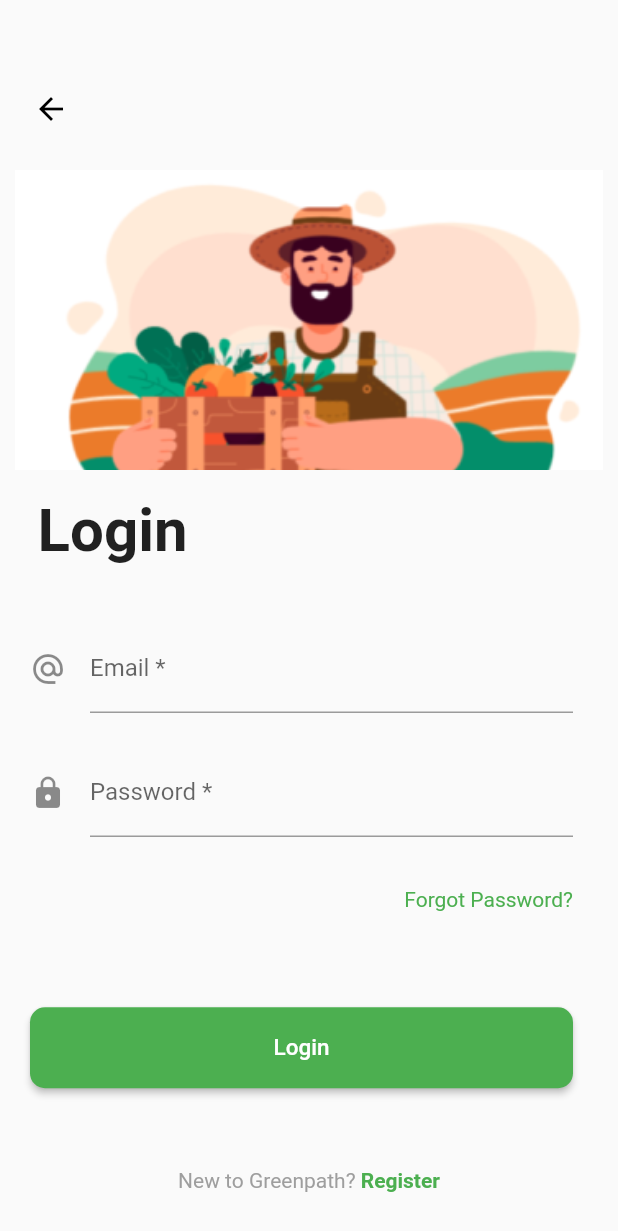
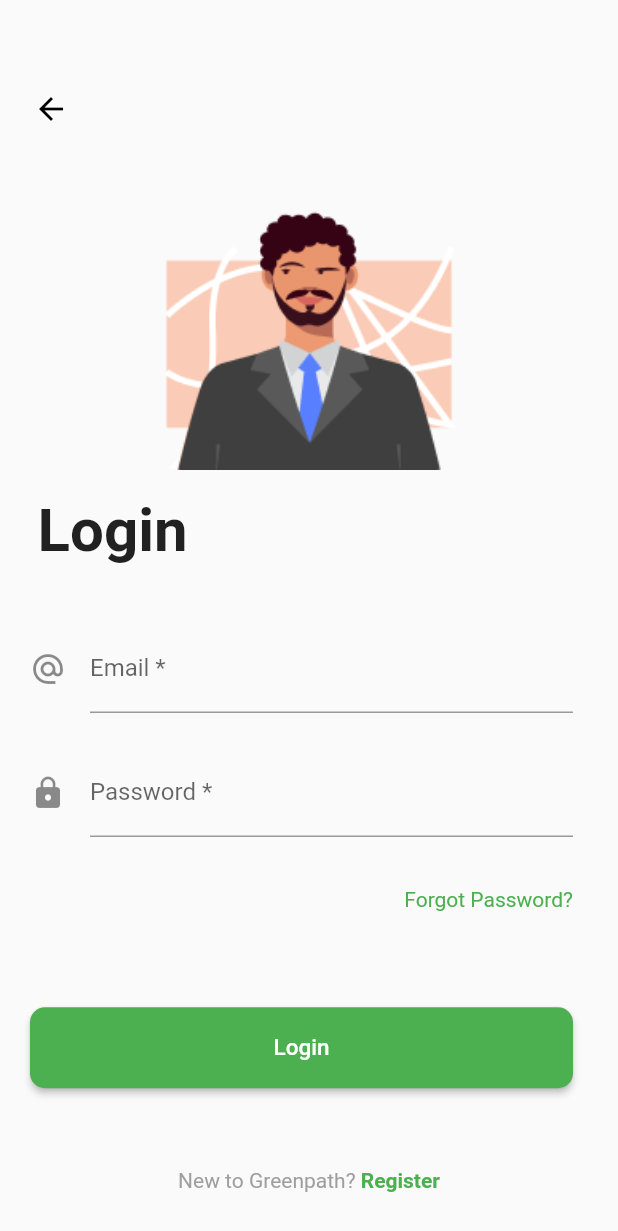
Before and after one commit to thushaltk/UOK-greenpath-project-20, a Flutter app: the screen it shows after launch, on a phone screen of 412 x 824 dp. Shown: the top 1231 px of the screen. Run offline on Flutter 3.47's test engine with Material 2 defaults, Android fonts, the light colour scheme and no system bars.

Commit message:
added: login investor screen

```diff
--- a/lib/main.dart
+++ b/lib/main.dart
@@ -1,6 +1,7 @@
 import 'package:flutter/material.dart';
 import 'package:greenpath_20/screens/get-started-screen.dart';
 import 'package:greenpath_20/screens/login-farmer-screen.dart';
+import 'package:greenpath_20/screens/login-investor-screen.dart';
 import 'package:greenpath_20/screens/login-selection-screen.dart';
 
 void main() {
@@ -33,7 +34,7 @@
       ),
       debugShowCheckedModeBanner: false,
       title: 'Greenpath v1.0',
-      home: LoginFarmerScreen()
+      home: LoginInvestorScreen()
     );
   }
 }
--- /dev/null
+++ b/lib/screens/login-investor-screen.dart
@@ -0,0 +1,176 @@
+import 'package:flutter/src/foundation/key.dart';
+import 'package:flutter/src/widgets/framework.dart';
+import 'package:flutter/material.dart';
+
+class LoginInvestorScreen extends StatefulWidget {
+  const LoginInvestorScreen({Key? key}) : super(key: key);
+
+  @override
+  State<LoginInvestorScreen> createState() => _LoginInvestorScreenState();
+}
+
+class _LoginInvestorScreenState extends State<LoginInvestorScreen> {
+  late FocusNode myNode;
+  TextEditingController emailController = TextEditingController();
+  TextEditingController passwordController = TextEditingController();
+
+  @override
+  void initState() {
+    super.initState();
+    myNode = new FocusNode();
+  }
+
+  @override
+  void dispose() {
+    myNode.dispose();
+    super.dispose();
+  }
+
+  @override
+  Widget build(BuildContext context) {
+    return Scaffold(
+        body: Container(
+      alignment: Alignment.center,
+      width: double.infinity,
+      height: double.infinity,
+      child: Column(
+        mainAxisAlignment: MainAxisAlignment.spaceEvenly,
+        crossAxisAlignment: CrossAxisAlignment.center,
+        children: [
+          SizedBox(
+            height: 25,
+          ),
+          Padding(
+            padding: const EdgeInsets.all(10.0),
+            child: Align(
+              alignment: Alignment.topLeft,
+              child: BackButton(
+                color: Colors.black,
+                onPressed: () {},
+              ),
+            ),
+          ),
+          Container(
+            width: double.infinity,
+            height: 200,
+            child: Image.asset(
+              'assets/images/investor.png',
+              fit: BoxFit.contain,
+            ),
+          ),
+          Padding(
+            padding: const EdgeInsets.only(left: 25.0, top: 10.0, bottom: 10.0),
+            child: Align(
+              alignment: Alignment.topLeft,
+              child: Text(
+                "Login",
+                style: TextStyle(fontSize: 40, fontWeight: FontWeight.bold),
+              ),
+            ),
+          ),
+          SizedBox(
+            height: 15,
+          ),
+          Padding(
+            padding: const EdgeInsets.only(left: 20.0, right: 30.0),
+            child: TextFormField(
+              focusNode: myNode,
+              decoration: InputDecoration(
+                icon: Icon(Icons.alternate_email),
+                hintText: 'Enter email address',
+                labelText: 'Email *',
+              ),
+              onSaved: (String? value) {
+                // This optional block of code can be used to run
+                // code when the user saves the form.
+              },
+              validator: (String? value) {
+                return (value != null && value.contains('@'))
+                    ? 'Do not use the @ char.'
+                    : null;
+              },
+            ),
+          ),
+          SizedBox(
+            height: 10,
+          ),
+          Padding(
+            padding: const EdgeInsets.only(left: 20.0, right: 30.0),
+            child: TextFormField(
+              obscureText: true,
+              decoration: InputDecoration(
+                icon: Icon(Icons.lock),
+                hintText: 'Enter password',
+                labelText: 'Password *',
+              ),
+              onSaved: (String? value) {
+                // This optional block of code can be used to run
+                // code when the user saves the form.
+              },
+            ),
+          ),
+          SizedBox(
+            height: 20,
+          ),
+          Padding(
+            padding: const EdgeInsets.only(right: 30.0),
+            child: Align(
+              alignment: Alignment.topRight,
+              child: Text(
+                'Forgot Password?',
+                style: TextStyle(color: Colors.green),
+              ),
+            ),
+          ),
+          SizedBox(
+            height: 50,
+          ),
+          Padding(
+            padding: const EdgeInsets.only(left: 20.0, right: 30.0),
+            child: SizedBox(
+              width: double.infinity,
+              child: ElevatedButton(
+                style: ButtonStyle(
+                  shape: MaterialStateProperty.all<RoundedRectangleBorder>(
+                      RoundedRectangleBorder(
+                    borderRadius: BorderRadius.circular(10.0),
+                  )),
+                  backgroundColor:
+                      MaterialStateProperty.all<Color>(Colors.green),
+                  padding: MaterialStateProperty.all<EdgeInsets>(
+                      EdgeInsets.all(18.0)),
+                ),
+                onPressed: () {},
+                child: Text('Login',
+                    style: TextStyle(
+                      fontSize: 15,
+                    )),
+              ),
+            ),
+          ),
+          SizedBox(
+            height: 40,
+          ),
+          Row(
+            mainAxisAlignment: MainAxisAlignment.center,
+            crossAxisAlignment: CrossAxisAlignment.center,
+            children: [
+              Text(
+                'New to Greenpath? ',
+                style: TextStyle(color: Colors.grey),
+              ),
+              Text(
+                'Register',
+                style:
+                    TextStyle(color: Colors.green, fontWeight: FontWeight.bold),
+              ),
+            ],
+          ),
+          SizedBox(
+            height: 15,
+          ),
+        ],
+      ),
+    ));
+  }
+}
--- a/pubspec.yaml
+++ b/pubspec.yaml
@@ -51,6 +51,7 @@
     - assets/images/farmer-login.png
     - assets/images/investor-login.png
     - assets/images/farmer.png
+    - assets/images/investor.png
 
   # An image asset can refer to one or more resolution-specific "variants", see
   # https://flutter.dev/assets-and-images/#resolution-aware.
```
Also changed, not shown: assets/images/investor.png (added).
